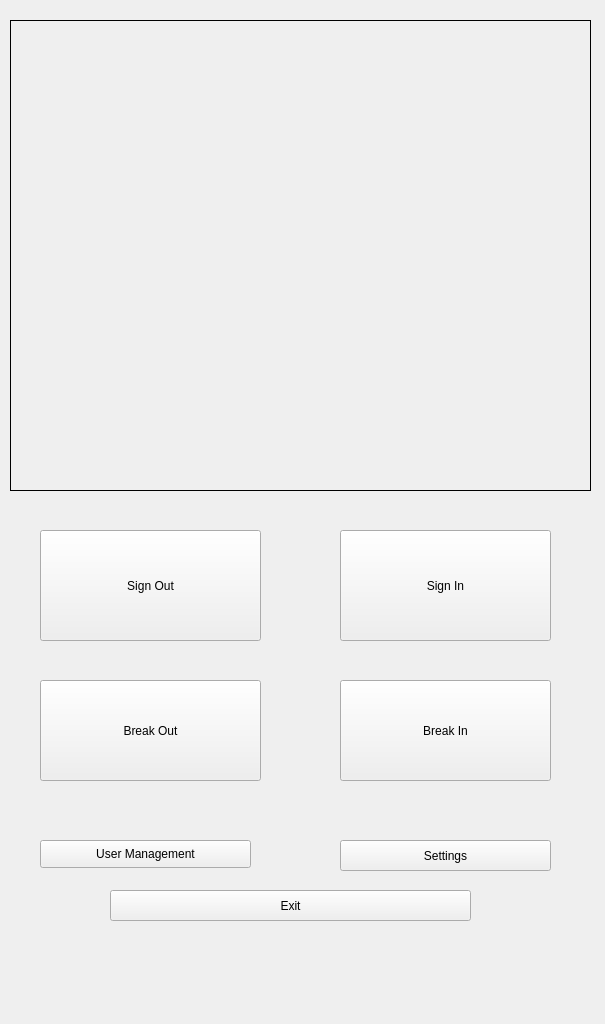
Before: the Qt Designer form mainwindow.ui in Ehabdiab2000/Facial-Recognition-Attendance-System, drawn with Qt 5.
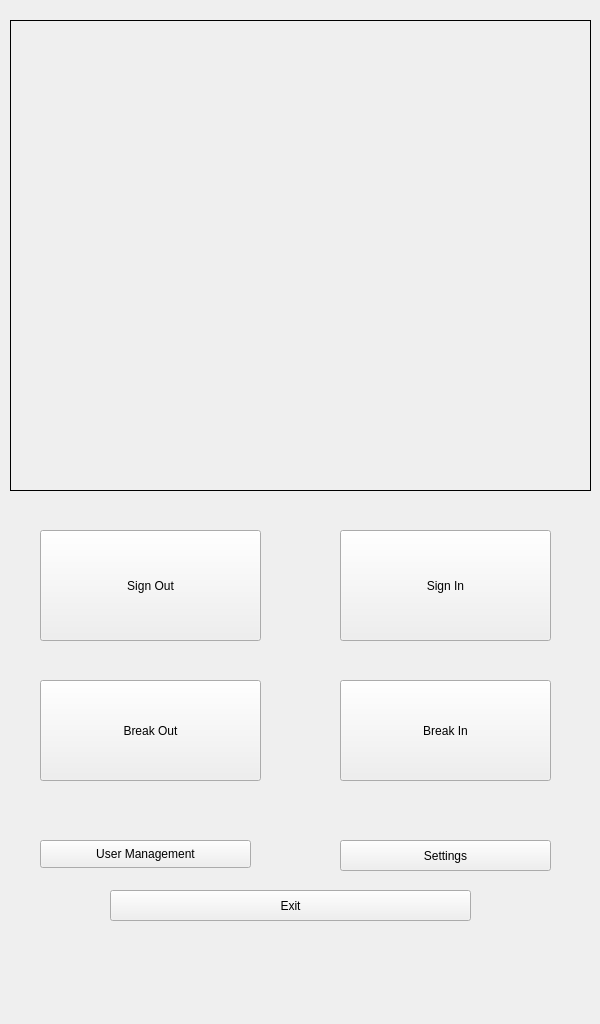
After: the same form once the commit is applied.

The edit to the form file:
```diff
--- a/mainwindow.ui
+++ b/mainwindow.ui
@@ -6,7 +6,7 @@
    <rect>
     <x>0</x>
     <y>0</y>
-    <width>605</width>
+    <width>600</width>
     <height>1024</height>
    </rect>
   </property>
```
Left out of the diff: 2 changed lines with no effect on the pictures.
